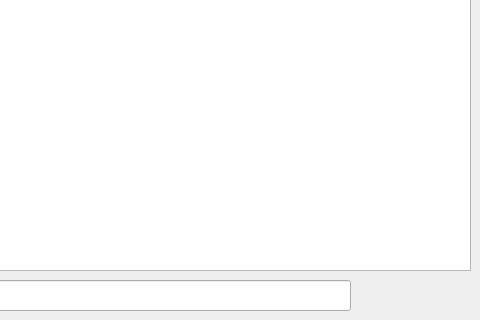
This is qpp/prefetch/Source/Interface/MainWindow/mainwindow.ui in mhtvsSFrpHdE/prefetch as Qt 5 draws it before an edit; both pictures show x 320 to 800 and y 280 to 600 of the 800 by 600 pixel window. The edited form follows.
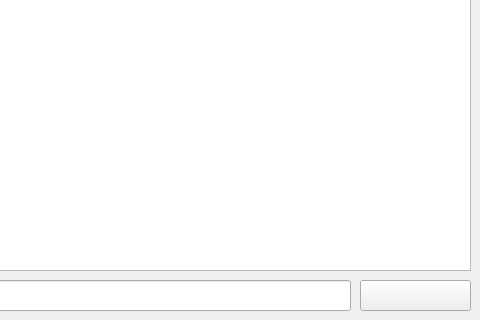
This is the edited form.

Commit message: Choose a widget to send command to stdin

```diff
--- a/qpp/prefetch/Source/Interface/MainWindow/mainwindow.ui
+++ b/qpp/prefetch/Source/Interface/MainWindow/mainwindow.ui
@@ -37,6 +37,19 @@
      </rect>
     </property>
    </widget>
+   <widget class="QPushButton" name="sendCommand_pushButton">
+    <property name="geometry">
+     <rect>
+      <x>680</x>
+      <y>560</y>
+      <width>111</width>
+      <height>31</height>
+     </rect>
+    </property>
+    <property name="text">
+     <string/>
+    </property>
+   </widget>
   </widget>
  </widget>
  <resources/>
```
